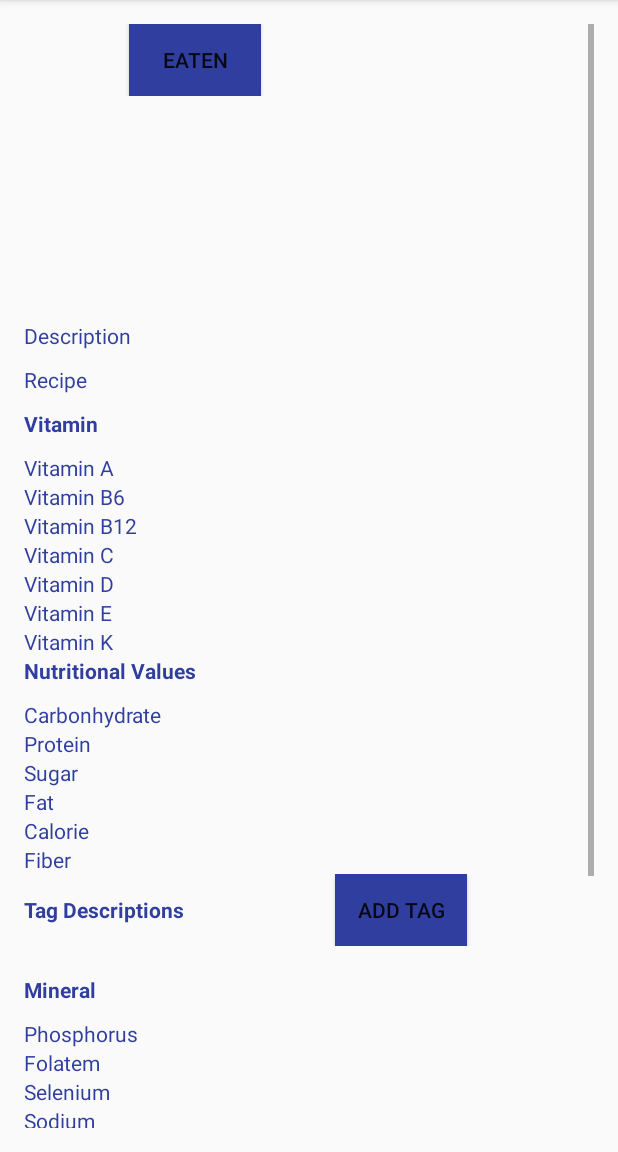
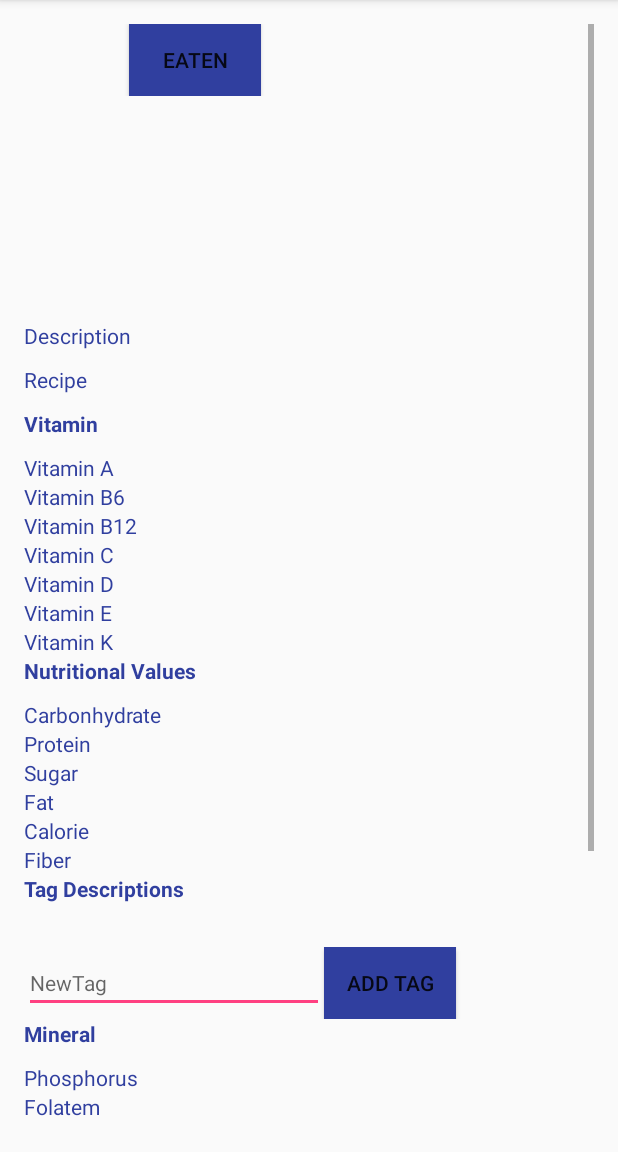
Before and after one commit to bounswe/bounswe2016group4, an Android app: the FoodProfile screen opened directly, with no data from a screen before it, on a phone screen of 412 x 824 dp, the part 84-1236 px from its top. Run offline under Robolectric (Android 15) with nearby library versions, the phone set to English and light mode, and no system bars; our stand-ins replace Volley; network calls fail.

Commit message:
Add tag for food in the food page

```diff
--- a/kwueAndroid/Kwue/app/src/main/res/layout/content_food_profile.xml
+++ b/kwueAndroid/Kwue/app/src/main/res/layout/content_food_profile.xml
@@ -33,8 +33,8 @@
                     android:layout_width="wrap_content"
                     android:layout_height="wrap_content"
                     android:layout_marginBottom="10dp"
+                    android:layout_marginRight="70dp"
                     android:layout_marginTop="10dp"
-                    android:layout_marginRight="70dp"
                     android:textSize="20sp"
                     android:textStyle="bold" />
 
@@ -379,19 +379,35 @@
 
             </LinearLayout>
 
+
+            <TextView
+                android:layout_width="wrap_content"
+                android:layout_height="wrap_content"
+                android:layout_marginBottom="10dp"
+                android:layout_marginRight="100dp"
+                android:text="Tag Descriptions"
+                android:textColor="@color/colorPrimaryDark"
+                android:textStyle="bold" />
+
+
+            <TextView
+                android:id="@+id/tagDescription"
+                android:layout_width="wrap_content"
+                android:layout_height="wrap_content" />
+
+
             <LinearLayout
                 android:layout_width="match_parent"
                 android:layout_height="wrap_content"
                 android:orientation="horizontal">
 
-                <TextView
-                    android:layout_width="wrap_content"
+                <EditText
+                    android:id="@+id/newTag"
+                    android:layout_width="200dp"
                     android:layout_height="wrap_content"
-                    android:layout_marginBottom="10dp"
-                    android:layout_marginRight="100dp"
-                    android:text="Tag Descriptions"
-                    android:textColor="@color/colorPrimaryDark"
-                    android:textStyle="bold" />
+                    android:hint="NewTag"
+                    android:inputType="text"
+                    android:textSize="14sp" />
 
                 <Button
                     android:id="@+id/addTag"
@@ -402,13 +418,8 @@
                     android:background="@color/colorPrimaryDark"
                     android:text="Add Tag" />
 
+
             </LinearLayout>
-
-
-            <TextView
-                android:id="@+id/tagDescription"
-                android:layout_width="wrap_content"
-                android:layout_height="wrap_content" />
 
             <TextView
                 android:layout_width="wrap_content"
```
Also changed, not shown: kwueAndroid/Kwue/app/src/main/java/com/knowwhatwoueat/kwue/Activities/FoodProfile.java (+169 -0 lines).
